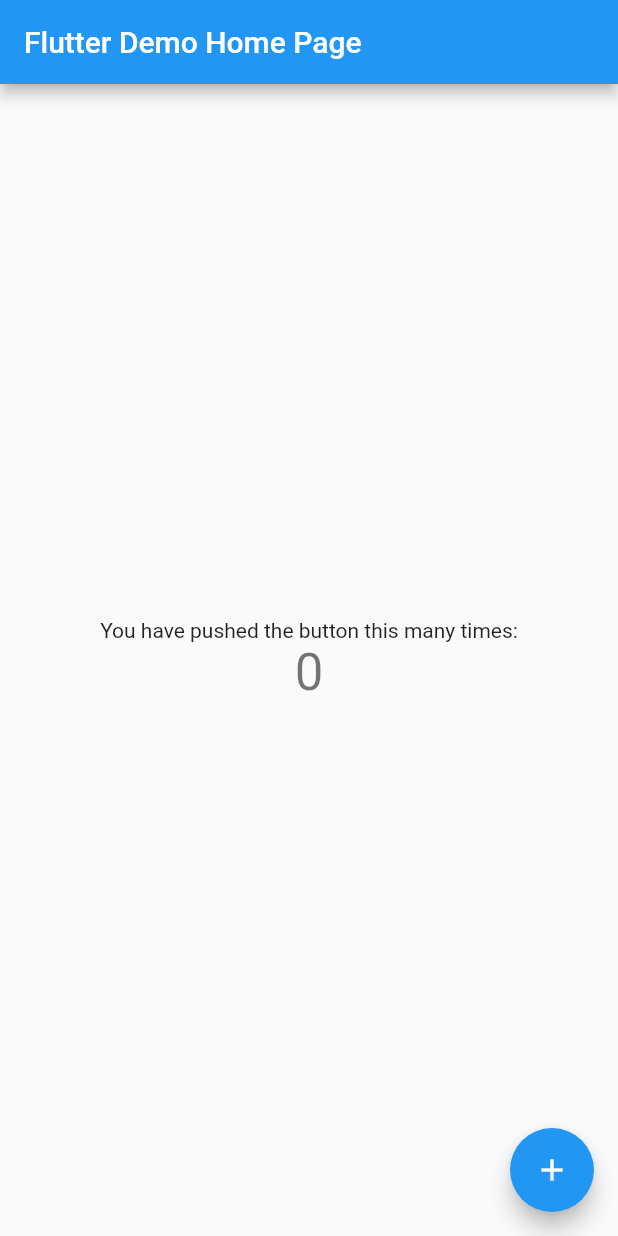
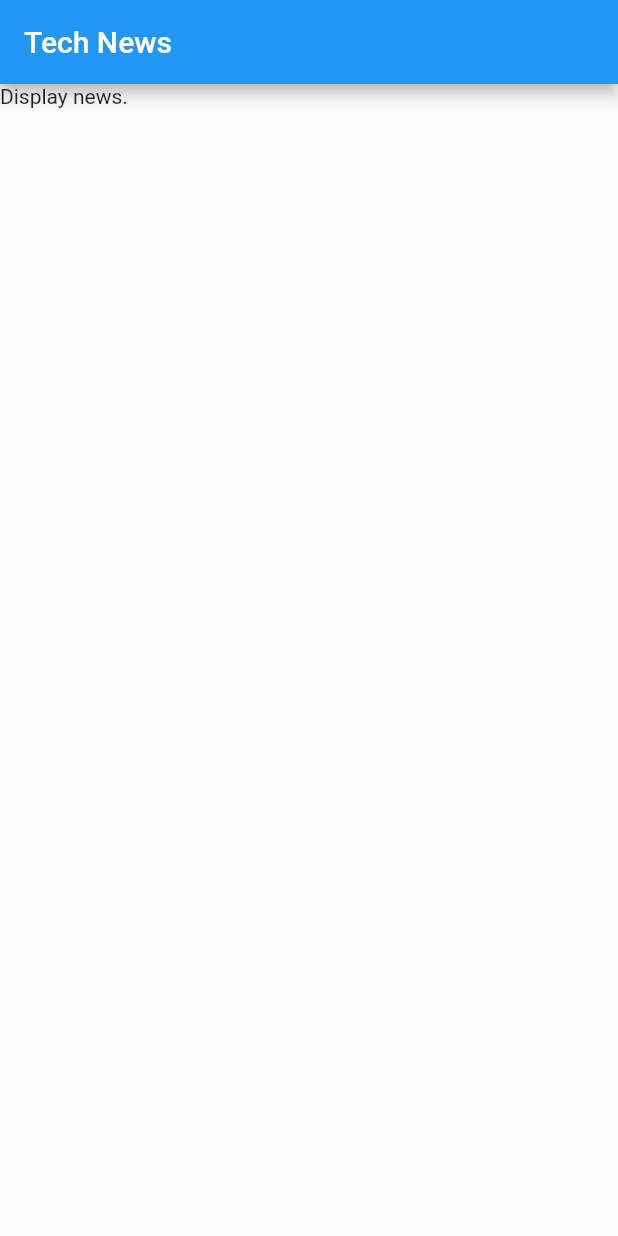
Before and after one commit to MartiinWalsh/tech-news-app, a Flutter app: the screen it shows after launch, on a phone screen of 412 x 824 dp. Run offline on Flutter 3.47's test engine with Material 2 defaults, Android fonts, the phone set to English and light mode, and no system bars; our stand-ins replace sqflite; accounts and stored records are empty.

Commit message:
Refactored for improved reusability

```diff
--- a/lib/main.dart
+++ b/lib/main.dart
@@ -1,113 +1,4 @@
 import 'package:flutter/material.dart';
+import 'src/app.dart';
 
-void main() {
-  runApp(MyApp());
-}
-
-class MyApp extends StatelessWidget {
-  // This widget is the root of your application.
-  @override
-  Widget build(BuildContext context) {
-    return MaterialApp(
-      title: 'Flutter Demo',
-      theme: ThemeData(
-        // This is the theme of your application.
-        //
-        // Try running your application with "flutter run". You'll see the
-        // application has a blue toolbar. Then, without quitting the app, try
-        // changing the primarySwatch below to Colors.green and then invoke
-        // "hot reload" (press "r" in the console where you ran "flutter run",
-        // or simply save your changes to "hot reload" in a Flutter IDE).
-        // Notice that the counter didn't reset back to zero; the application
-        // is not restarted.
-        primarySwatch: Colors.blue,
-      ),
-      home: MyHomePage(title: 'Flutter Demo Home Page'),
-    );
-  }
-}
-
-class MyHomePage extends StatefulWidget {
-  MyHomePage({Key key, this.title}) : super(key: key);
-
-  // This widget is the home page of your application. It is stateful, meaning
-  // that it has a State object (defined below) that contains fields that affect
-  // how it looks.
-
-  // This class is the configuration for the state. It holds the values (in this
-  // case the title) provided by the parent (in this case the App widget) and
-  // used by the build method of the State. Fields in a Widget subclass are
-  // always marked "final".
-
-  final String title;
-
-  @override
-  _MyHomePageState createState() => _MyHomePageState();
-}
-
-class _MyHomePageState extends State<MyHomePage> {
-  int _counter = 0;
-
-  void _incrementCounter() {
-    setState(() {
-      // This call to setState tells the Flutter framework that something has
-      // changed in this State, which causes it to rerun the build method below
-      // so that the display can reflect the updated values. If we changed
-      // _counter without calling setState(), then the build method would not be
-      // called again, and so nothing would appear to happen.
-      _counter++;
-    });
-  }
-
-  @override
-  Widget build(BuildContext context) {
-    // This method is rerun every time setState is called, for instance as done
-    // by the _incrementCounter method above.
-    //
-    // The Flutter framework has been optimized to make rerunning build methods
-    // fast, so that you can just rebuild anything that needs updating rather
-    // than having to individually change instances of widgets.
-    return Scaffold(
-      appBar: AppBar(
-        // Here we take the value from the MyHomePage object that was created by
-        // the App.build method, and use it to set our appbar title.
-        title: Text(widget.title),
-      ),
-      body: Center(
-        // Center is a layout widget. It takes a single child and positions it
-        // in the middle of the parent.
-        child: Column(
-          // Column is also a layout widget. It takes a list of children and
-          // arranges them vertically. By default, it sizes itself to fit its
-          // children horizontally, and tries to be as tall as its parent.
-          //
-          // Invoke "debug painting" (press "p" in the console, choose the
-          // "Toggle Debug Paint" action from the Flutter Inspector in Android
-          // Studio, or the "Toggle Debug Paint" command in Visual Studio Code)
-          // to see the wireframe for each widget.
-          //
-          // Column has various properties to control how it sizes itself and
-          // how it positions its children. Here we use mainAxisAlignment to
-          // center the children vertically; the main axis here is the vertical
-          // axis because Columns are vertical (the cross axis would be
-          // horizontal).
-          mainAxisAlignment: MainAxisAlignment.center,
-          children: <Widget>[
-            Text(
-              'You have pushed the button this many times:',
-            ),
-            Text(
-              '$_counter',
-              style: Theme.of(context).textTheme.headline4,
-            ),
-          ],
-        ),
-      ),
-      floatingActionButton: FloatingActionButton(
-        onPressed: _incrementCounter,
-        tooltip: 'Increment',
-        child: Icon(Icons.add),
-      ), // This trailing comma makes auto-formatting nicer for build methods.
-    );
-  }
-}
+void main() => runApp(App());
--- /dev/null
+++ b/lib/src/app.dart
@@ -0,0 +1,11 @@
+import 'package:flutter/material.dart';
+import 'package:tech_news_app/src/screens/news_list.dart';
+
+class App extends StatelessWidget {
+  Widget build(BuildContext context) {
+    return MaterialApp(
+      title: "Tech News",
+      home: NewsList(),
+    );
+  }
+}
--- a/lib/src/resources/news_api_provider.dart
+++ b/lib/src/resources/news_api_provider.dart
@@ -1,10 +1,11 @@
 import 'dart:convert';
 import 'package:http/http.dart' show Client;
 import '../models/item_model.dart';
+import '../resources/repository.dart';
 
 final _root = 'hacker-news.firebaseio.com';
 
-class NewsApiProvider {
+class NewsApiProvider implements Source {
   Client client = Client();
 
   Future<List<int>> fetchTopIds() async {
--- /dev/null
+++ b/lib/src/screens/news_list.dart
@@ -0,0 +1,12 @@
+import 'package:flutter/material.dart';
+
+class NewsList extends StatelessWidget {
+  Widget build(BuildContext context) {
+    return Scaffold(
+      appBar: AppBar(
+        title: Text("Tech News"),
+      ),
+      body: Text("Display news."),
+    );
+  }
+}
```
Also changed, not shown: lib/src/resources/news_db_provider.dart (+14 -1 lines), lib/src/resources/repository.dart (+30 -9 lines), 1 other file.
